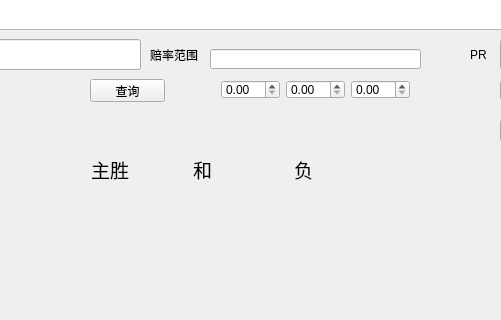
First picture: the form in mainwindow.ui, repository aboelf/Football, before the edit; both pictures show x 290 to 791 and y 448 to 768 of the 1280 by 768 pixel window.
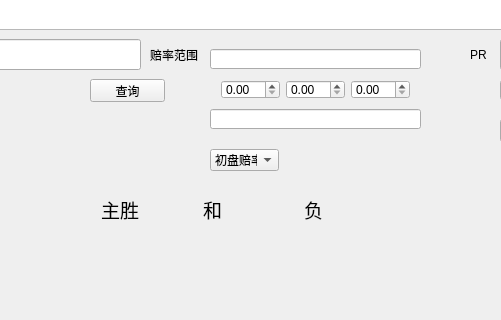
Second picture: the form after the edit.

```diff
--- a/mainwindow.ui
+++ b/mainwindow.ui
@@ -69,8 +69,8 @@
    <widget class="QWidget" name="layoutWidget">
     <property name="geometry">
      <rect>
-      <x>370</x>
-      <y>570</y>
+      <x>380</x>
+      <y>610</y>
       <width>321</width>
       <height>61</height>
      </rect>
@@ -295,6 +295,36 @@
      <string>ODDPR(TEST)</string>
     </property>
    </widget>
+   <widget class="QComboBox" name="comboBox">
+    <property name="geometry">
+     <rect>
+      <x>500</x>
+      <y>580</y>
+      <width>69</width>
+      <height>22</height>
+     </rect>
+    </property>
+    <item>
+     <property name="text">
+      <string>初盘赔率</string>
+     </property>
+    </item>
+    <item>
+     <property name="text">
+      <string>终盘赔率</string>
+     </property>
+    </item>
+   </widget>
+   <widget class="QLineEdit" name="lineEdit_lodds">
+    <property name="geometry">
+     <rect>
+      <x>500</x>
+      <y>540</y>
+      <width>211</width>
+      <height>20</height>
+     </rect>
+    </property>
+   </widget>
    <zorder>layoutWidget</zorder>
    <zorder>layoutWidget</zorder>
    <zorder>tableView</zorder>
```
Left out of the diff: 5 changed lines with no effect on the pictures.
